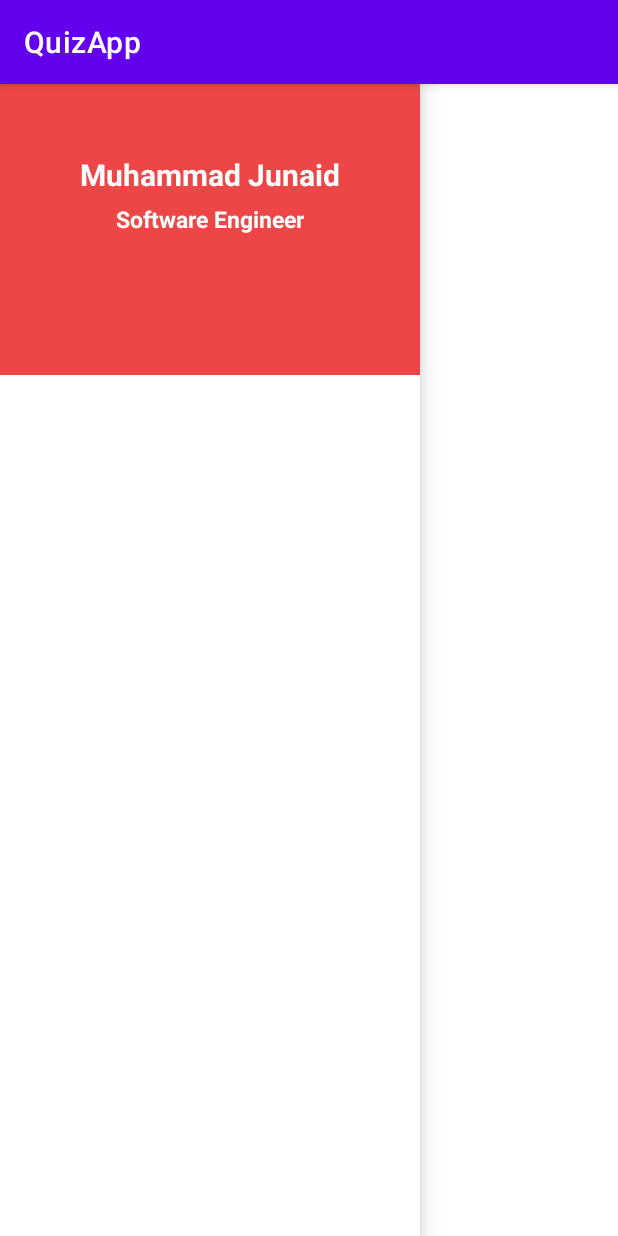
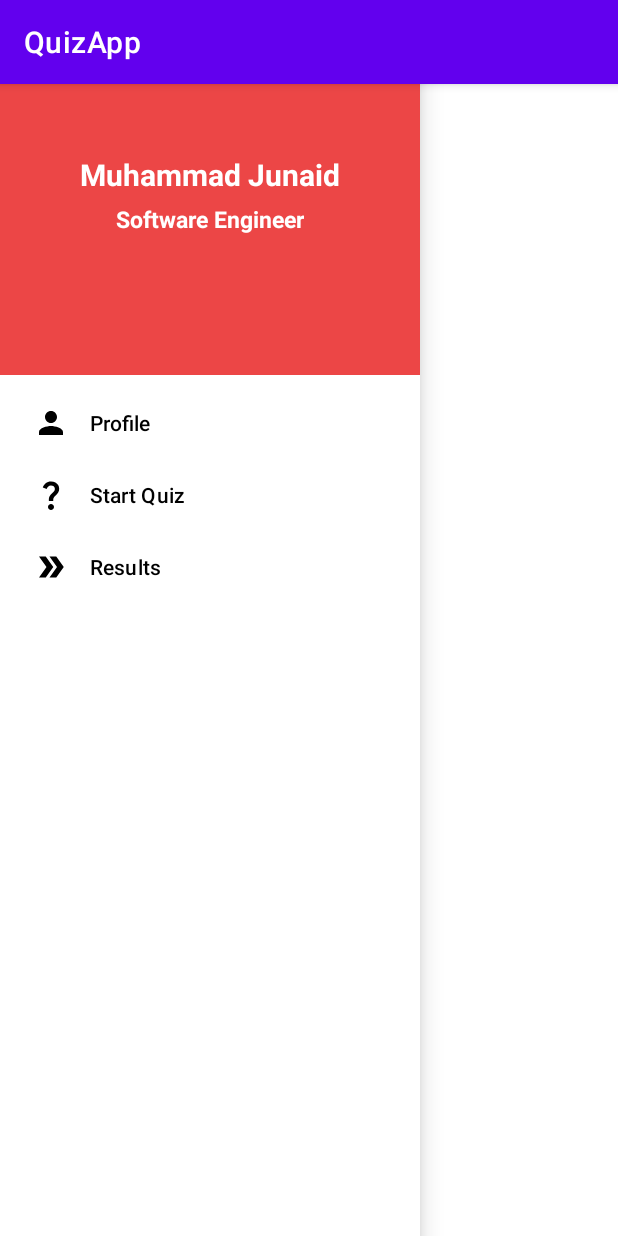
Before and after one commit to junaid786-prog/quiz-drawer-app, an Android app: the screen it shows after launch (MainActivity), with the side drawer open, on a phone screen of 412 x 824 dp. Run offline under Robolectric (Android 15) with nearby library versions, the phone set to English and light mode, and no system bars.

Commit message:
navigations items are created in menu file and added to main

```diff
--- a/app/src/main/res/layout/activity_main.xml
+++ b/app/src/main/res/layout/activity_main.xml
@@ -15,7 +15,9 @@
         android:layout_height="match_parent"
         android:layout_gravity="start"
         android:fitsSystemWindows="true"
-        app:headerLayout="@layout/header_layout">
+        app:headerLayout="@layout/header_layout"
+        app:menu="@menu/navigation_items"
+        >
 
     </com.google.android.material.navigation.NavigationView>
 </androidx.drawerlayout.widget.DrawerLayout>
--- a/app/src/main/res/menu/navigation_items.xml
+++ b/app/src/main/res/menu/navigation_items.xml
@@ -2,13 +2,16 @@
 <menu xmlns:android="http://schemas.android.com/apk/res/android">
 
     <item
-        android:icon="@android:drawable/ic_menu_info_details"
+        android:id="@+id/showProfileItem"
+        android:icon="@drawable/baseline_person_24"
         android:title="Profile"
         android:visible="true" />
     <item
-        android:icon="@android:drawable/ic_menu_edit"
+        android:id="@+id/startQuizItem"
+        android:icon="@drawable/ic_question_mark_24"
         android:title="Start Quiz" />
     <item
-        android:icon="@android:drawable/ic_menu_view"
+        android:id="@+id/showResultItem"
+        android:icon="@drawable/baseline_double_arrow_24"
         android:title="Results" />
 </menu>
```
